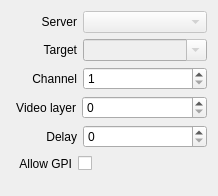
First picture: the form in src/Widgets/Inspector/InspectorOutputWidget.ui, repository CasparCG/client, before the edit.
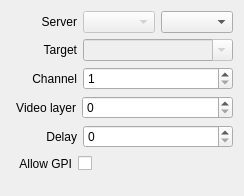
Second picture: the form after the edit. Custom widgets are drawn as their Qt base class.

Commit message: Update output panel in the inspector when changing TriCaster server.

Diff of the .ui file:
```diff
--- a/src/Widgets/Inspector/InspectorOutputWidget.ui
+++ b/src/Widgets/Inspector/InspectorOutputWidget.ui
@@ -58,6 +58,16 @@
        </property>
       </widget>
      </item>
+     <item>
+      <widget class="QComboBox" name="comboBoxTriCasterDevice">
+       <property name="sizePolicy">
+        <sizepolicy hsizetype="Expanding" vsizetype="Fixed">
+         <horstretch>0</horstretch>
+         <verstretch>0</verstretch>
+        </sizepolicy>
+       </property>
+      </widget>
+     </item>
     </layout>
    </item>
    <item>
```
Left out of the diff: 21 changed lines with no effect on the pictures. The commit also changes 16 other files.
